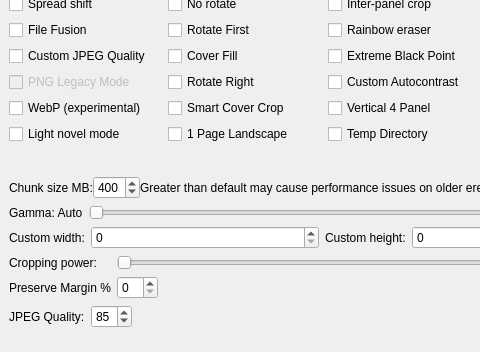
This is gui/KCC.ui in ciromattia/kcc as Qt 5 draws it before an edit; both pictures show x 0 to 480 and y 395 to 747 of the 649 by 747 pixel window. The edited form follows.
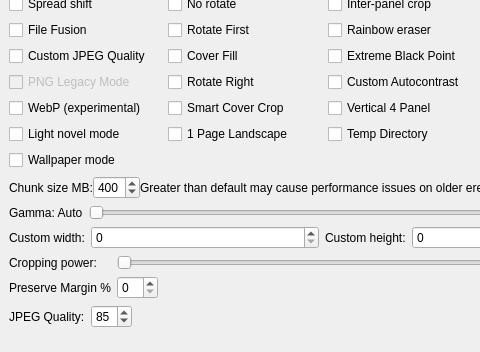
This is the edited form. Icons and pictures are not drawn.

Commit message:
add wallpaper mode for KOreader (#1431)
* add wallpaper mode for KOreader

* fix wallpaper interactions with no rotate

Patch:
```diff
--- a/gui/KCC.ui
+++ b/gui/KCC.ui
@@ -693,6 +693,18 @@
          </property>
         </widget>
        </item>
+       <item row="11" column="0">
+        <widget class="QCheckBox" name="wallpaperBox">
+         <property name="toolTip">
+          <string>Auto check various options intended for KOreader wallpapers.
+
+Will also crop images to fill the screen centered.</string>
+         </property>
+         <property name="text">
+          <string>Wallpaper mode</string>
+         </property>
+        </widget>
+       </item>
       </layout>
      </widget>
     </item>
```
The commit also changes 5 other files.
